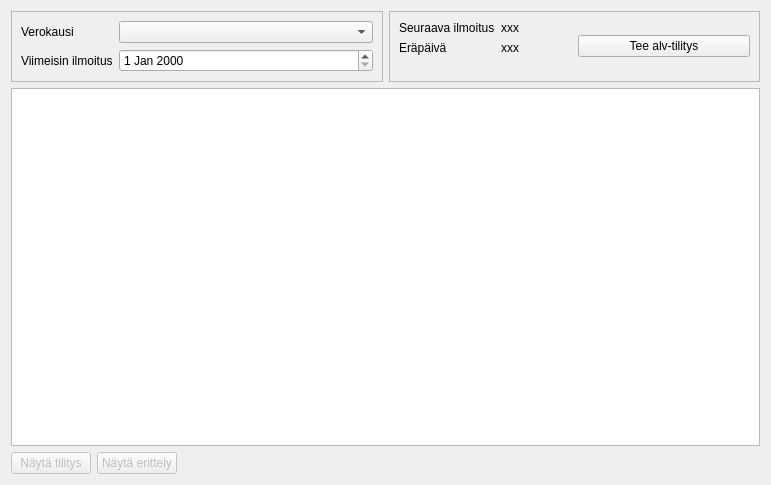
Above: kitupiikki/maaritys/arvonlisavero.ui from artoh/kitupiikki before the change. Below: the same form after it.
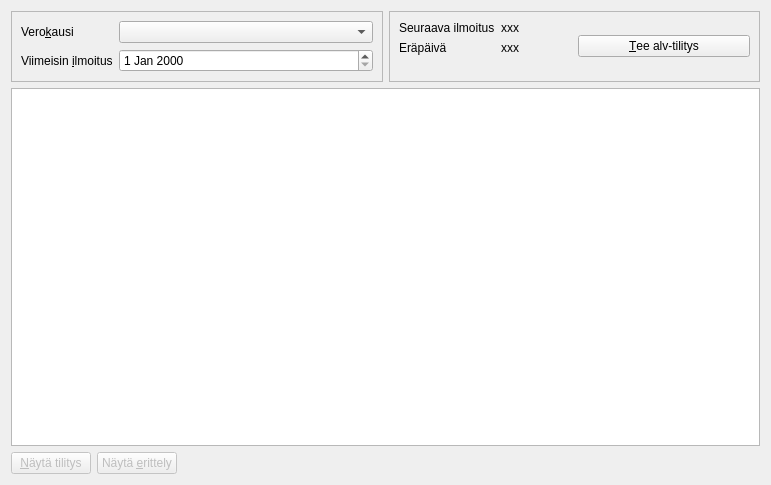
That is the form after the change.

```diff
--- a/kitupiikki/maaritys/arvonlisavero.ui
+++ b/kitupiikki/maaritys/arvonlisavero.ui
@@ -28,7 +28,10 @@
         <item row="0" column="0">
          <widget class="QLabel" name="label">
           <property name="text">
-           <string>Verokausi</string>
+           <string>Vero&amp;kausi</string>
+          </property>
+          <property name="buddy">
+           <cstring>kausiCombo</cstring>
           </property>
          </widget>
         </item>
@@ -38,7 +41,10 @@
         <item row="1" column="0">
          <widget class="QLabel" name="label_2">
           <property name="text">
-           <string>Viimeisin ilmoitus</string>
+           <string>Viimeisin &amp;ilmoitus</string>
+          </property>
+          <property name="buddy">
+           <cstring>viimeisinEdit</cstring>
           </property>
          </widget>
         </item>
@@ -92,7 +98,10 @@
         <item>
          <widget class="QPushButton" name="tilitaNappi">
           <property name="text">
-           <string>Tee alv-tilitys</string>
+           <string>&amp;Tee alv-tilitys</string>
+          </property>
+          <property name="shortcut">
+           <string>F11</string>
           </property>
          </widget>
         </item>
@@ -112,7 +121,10 @@
         <bool>false</bool>
        </property>
        <property name="text">
-        <string>Näytä tilitys</string>
+        <string>&amp;Näytä tilitys</string>
+       </property>
+       <property name="shortcut">
+        <string>F9</string>
        </property>
       </widget>
      </item>
@@ -122,7 +134,10 @@
         <bool>false</bool>
        </property>
        <property name="text">
-        <string>Näytä erittely</string>
+        <string>Näytä &amp;erittely</string>
+       </property>
+       <property name="shortcut">
+        <string>F10</string>
        </property>
       </widget>
      </item>
```
